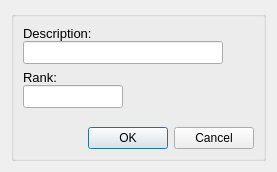
Ecotrust/delphos, file src/gui/add_ordinal_option.ui: the form before one commit.
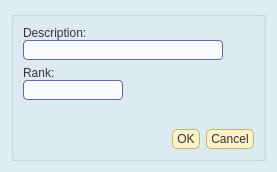
The form after the commit.

What changed in the file:
```diff
--- a/src/gui/add_ordinal_option.ui
+++ b/src/gui/add_ordinal_option.ui
@@ -14,19 +14,158 @@
   </property>
   <property name="font" >
    <font>
-    <family>Arial</family>
-    <pointsize>9</pointsize>
+    <family>arial</family>
    </font>
   </property>
   <property name="windowTitle" >
    <string>Add Ordinal Option</string>
   </property>
+  <property name="styleSheet" >
+   <string notr="true" >.QWidget {
+   background-color: #E1EDF5;
+}
+
+/*Non-main window popup widgets
+QWidget {
+     background-color: #f0f0f5;
+}
+*/
+
+
+	
+QWidget {
+    font-family: arial;
+    color: #333333;	
+}
+
+
+QHeaderView::section {
+    padding-left: 2px;
+    padding-right: 4px;
+    background-color: #FFF7DB;
+    border-width: 1px;
+    border-color: darkkhaki;
+    border-style: solid;
+}
+
+QHeaderView::section:hover {
+   background-color: #FFDF94;
+}
+
+/* Increase the padding, so the text is shifted when the button is
+   pressed. */
+QHeaderView::section:pressed {
+    padding-left: 4px;
+    padding-top: 4px;
+    background-color: #E6A84C;
+}
+
+QMainWindow {
+    background-color: gainsboro;
+    background-position: top right;
+    background-repeat: no-repeat
+}
+
+
+/* Nice Windows-XP-style password character. */
+QLineEdit[echoMode="2"] {
+    lineedit-password-character: 9679;
+}
+
+/* We provide a min-width and min-height for push buttons
+   so that they look elegant regardless of the width of the text. */
+QPushButton {
+    background-color: #FFF2C9;
+    border-width: 1px;
+    border-color: darkkhaki;
+    border-style: solid;
+    border-radius: 5;
+    padding: 2px;
+    padding-left: 4px;
+    padding-right: 4px;
+    min-width: 9ex;
+    min-height: 2.5ex;
+}
+
+QPushButton:hover {
+   background-color: #FFDF94;
+}
+
+/* Increase the padding, so the text is shifted when the button is
+   pressed. */
+QPushButton:pressed {
+    padding-left: 4px;
+    padding-top: 4px;
+    background-color: #E6A84C;
+}
+
+QLabel, QAbstractButton {
+    font: normal;
+}
+
+/* Mark mandatory fields with a brownish color. */
+.mandatory {
+    color: brown;
+}
+
+/* Bold text on status bar looks awful. */
+QStatusBar QLabel {
+   font: normal;
+}
+
+QStatusBar::item {
+    border-width: 1;
+    border-color: darkkhaki;
+    border-style: solid;
+    border-radius: 2;
+}
+
+QComboBox, QLineEdit, QSpinBox, QTextEdit, QListView {
+    background-color: #fafbfc;
+    selection-color: #0a214c;
+    selection-background-color: #FFF2C9;
+}
+
+/* We reserve 1 pixel space in padding. When we get the focus,
+   we kill the padding and enlarge the border. This makes the items
+   glow. */
+QLineEdit {
+    border-width: 1px;
+    padding: 1px;
+    border-style: solid;
+    border-color: #5f66a1;
+    border-radius: 4px;
+}
+
+/* As mentioned above, eliminate the padding and increase the border. */
+QLineEdit:focus, QFrame:focus {
+    border-width: 2px;
+    padding: 0px;
+}
+
+/* Nice to have the background color change when hovered. */
+QRadioButton:hover, QCheckBox:hover {
+    background-color: #FFDF94;
+}
+
+/* Force the dialog's buttons to follow the Windows guidelines. */
+QDialogButtonBox {
+    button-layout: 0;
+}
+
+QToolTip {
+    padding: 5px;
+    border-radius: 3px;
+    opacity: 200;
+}
+</string>
+  </property>
   <layout class="QVBoxLayout" >
    <item>
     <widget class="QGroupBox" name="groupBox_4" >
      <property name="font" >
       <font>
-       <pointsize>10</pointsize>
+       <family>arial</family>
       </font>
      </property>
      <property name="title" >
@@ -42,7 +181,10 @@
          <widget class="QLabel" name="label_4" >
           <property name="font" >
            <font>
-            <pointsize>10</pointsize>
+            <family>arial</family>
+            <weight>50</weight>
+            <italic>false</italic>
+            <bold>false</bold>
            </font>
           </property>
           <property name="text" >
@@ -66,7 +208,7 @@
           </property>
           <property name="font" >
            <font>
-            <pointsize>10</pointsize>
+            <family>arial</family>
            </font>
           </property>
          </widget>
@@ -82,7 +224,10 @@
          <widget class="QLabel" name="label_6" >
           <property name="font" >
            <font>
-            <pointsize>10</pointsize>
+            <family>arial</family>
+            <weight>50</weight>
+            <italic>false</italic>
+            <bold>false</bold>
            </font>
           </property>
           <property name="text" >
@@ -106,7 +251,7 @@
           </property>
           <property name="font" >
            <font>
-            <pointsize>10</pointsize>
+            <family>arial</family>
            </font>
           </property>
          </widget>
@@ -147,11 +292,11 @@
            <widget class="QDialogButtonBox" name="add_ordinal_option_box" >
             <property name="font" >
              <font>
-              <pointsize>9</pointsize>
+              <family>arial</family>
              </font>
             </property>
             <property name="standardButtons" >
-             <set>QDialogButtonBox::Cancel|QDialogButtonBox::NoButton|QDialogButtonBox::Ok</set>
+             <set>QDialogButtonBox::Cancel|QDialogButtonBox::Ok</set>
             </property>
            </widget>
           </item>
```
Left out of the diff: 4 changed lines with no effect on the pictures.
